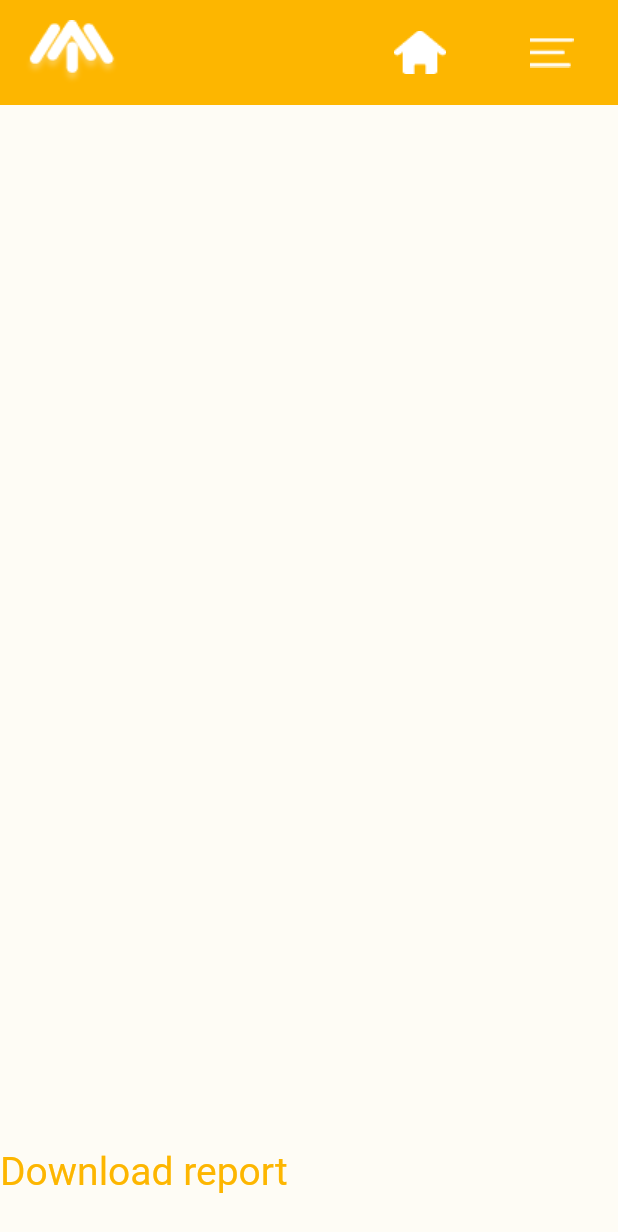
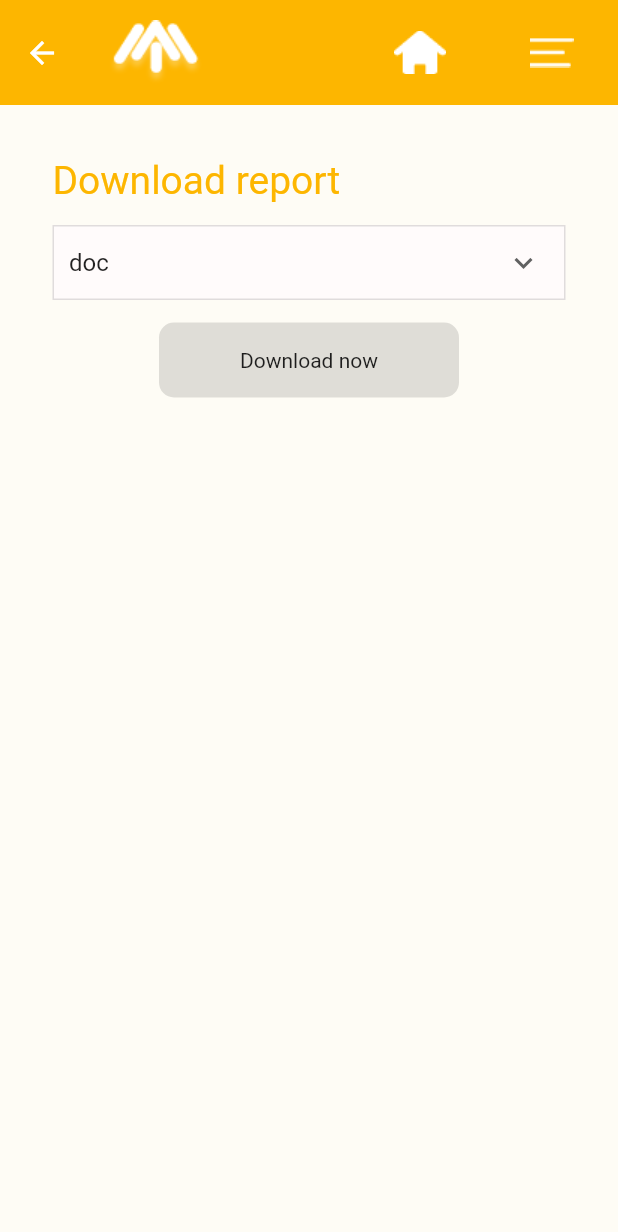
Before and after one commit to IdrisAdeyemi01/team4-week3, a Flutter app: the DownloadPage screen opened directly, on a phone screen of 412 x 824 dp. Shown: the top 1232 px of the screen. Run offline on Flutter 3.47's test engine with Material 2 defaults, Android fonts, the phone set to English and light mode, and no system bars; missing offline and left inert: dart:ffi.

Commit message:
made some changes, still in improvement though

```diff
--- a/app/lib/Pages/download_page.dart
+++ b/app/lib/Pages/download_page.dart
@@ -8,6 +8,7 @@ class DownloadPage extends StatefulWidget {
 class _DownloadPageState extends State<DownloadPage> {
 
   String _val = 'doc';
+  List<String> dropdownItems = ['doc', 'docx', 'pdf'];
 
   @override
   Widget build(BuildContext context) {
@@ -29,46 +30,84 @@ class _DownloadPageState extends State<DownloadPage> {
                 color: Colors.white, )),
         ],
       ),
-      body: ListView(
+      body: Container(
+        alignment: Alignment.centerLeft,
+        margin: EdgeInsets.all(35),
+        child: Column(
+          crossAxisAlignment: CrossAxisAlignment.start,
           children: [
             Text('Download report',
             style: TextStyle(
-              height: 35,
               fontSize: 26,
               color: Color(0xFFFDB600)
             ),),
-          SizedBox(height: 40,),
+            SizedBox(height: 15,),
             Container(
-            child: DropdownButton(
+              padding : EdgeInsets.only(left: 10, right: 15),
+              width: MediaQuery.of(context).size.width,
+              decoration: BoxDecoration(
+                color: Color(0xFFFFFBFB),
+                border: Border.all(
+                  color: Colors.black12
+                )
+              ),
+              child: DropdownButtonHideUnderline(
+                child: DropdownButton<String>(
+                 isExpanded: true,
+                  icon: Icon(Icons.keyboard_arrow_down),
                   value: _val,
-                items: [
-                  DropdownMenuItem(
-                    child: Text('doc'),
-                    value: 'doc',
-                  ),
-                  DropdownMenuItem(
-                    child: Text('docx'),
-                    value: 'docx',
-                  ),
-                  DropdownMenuItem(
-                    child: Text('pdf'),
-                    value: 'pdf',
-                  )
-                ],
-                onChanged: (value){
+                    items: dropdownItems.map<DropdownMenuItem<String>>((String value){
+                      return DropdownMenuItem<String>(
+                        value: value,
+                        child: Text(value),
+                      );
+                    }).toList(),
+                    onChanged: (String newValue){
                     setState(() {
-                    _val = value;
+                      _val = newValue;
                     });
                     }),
               ),
+            ),
+            SizedBox(height: 15,),
             Center(
-            child: RaisedButton(onPressed: null,
-            child: Text('Download',),
-
+              child: Container(
+                height: 50,
+                width: 200,
+                decoration: BoxDecoration(
+                  color: Colors.black12,
+                  borderRadius: BorderRadius.circular(10),
+                ),
+                child: FlatButton(child: Text('Download now'),
+                onPressed: () async{
+                 await showDialog(
+                   context: context,
+                   builder: (BuildContext context){
+                    return AlertDialog(
+                       title: Text('Do you want to download?'),
+                       contentTextStyle: TextStyle(
+                         fontSize: 22,
+                         fontWeight: FontWeight.w600,
+                       ),
+                       actions: [
+                         FlatButton(
+                           onPressed: (){},
+                           child: Text('Yes'),
+                         ),
+                         FlatButton(
+                           onPressed: (){},
+                           child: Text('No'),
+                         )
+                       ],
+                     );
+                   }
+                 );
+                },),
               ),
             )
           ],
         ),
+      ),
     );
   }
 }
--- a/app/lib/main.dart
+++ b/app/lib/main.dart
@@ -1,4 +1,6 @@
 import 'package:flutter/material.dart';
+import 'package:plagiarismchecker/Pages/about_page.dart';
+import 'package:plagiarismchecker/Pages/confirming_page.dart';
 import 'package:plagiarismchecker/Pages/download_page.dart';
 import 'package:plagiarismchecker/Pages/home_page.dart';
 import 'package:plagiarismchecker/Pages/check_page.dart';
@@ -22,7 +24,7 @@ class MyApp extends StatelessWidget {
         ),
         visualDensity: VisualDensity.adaptivePlatformDensity,
       ),
-      home: DownloadPage(),
+      home: HomePage (),
     );
   }
 }
```
Also changed, not shown: app/lib/Pages/about_page.dart (added, +46 -0 lines), app/lib/Pages/confirming_page.dart (added, +94 -0 lines), app/images/about.png (added), app/images/mark-yellow.png (added). Lines whose indentation alone changed are shown as unchanged.
